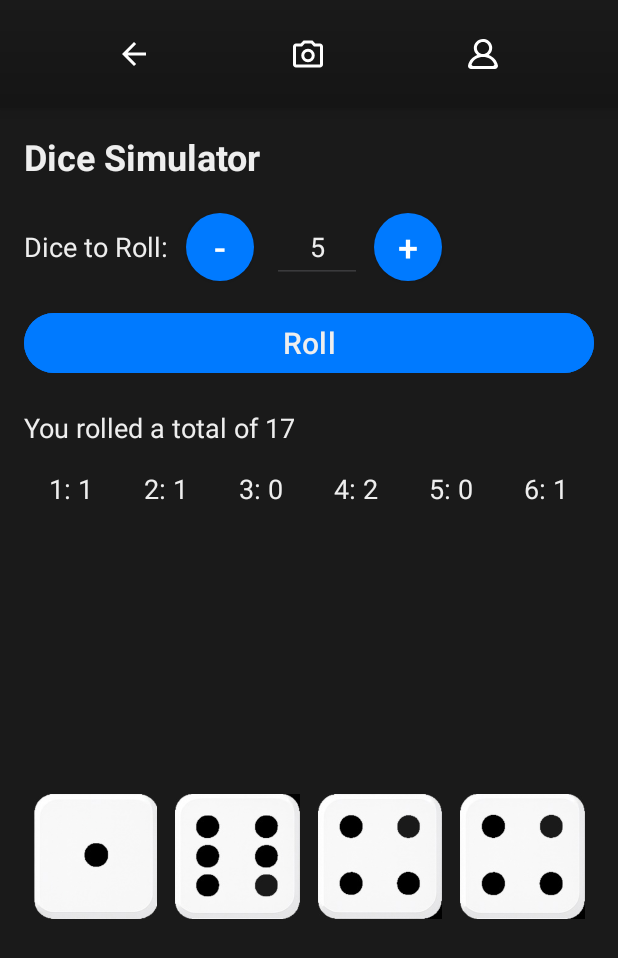
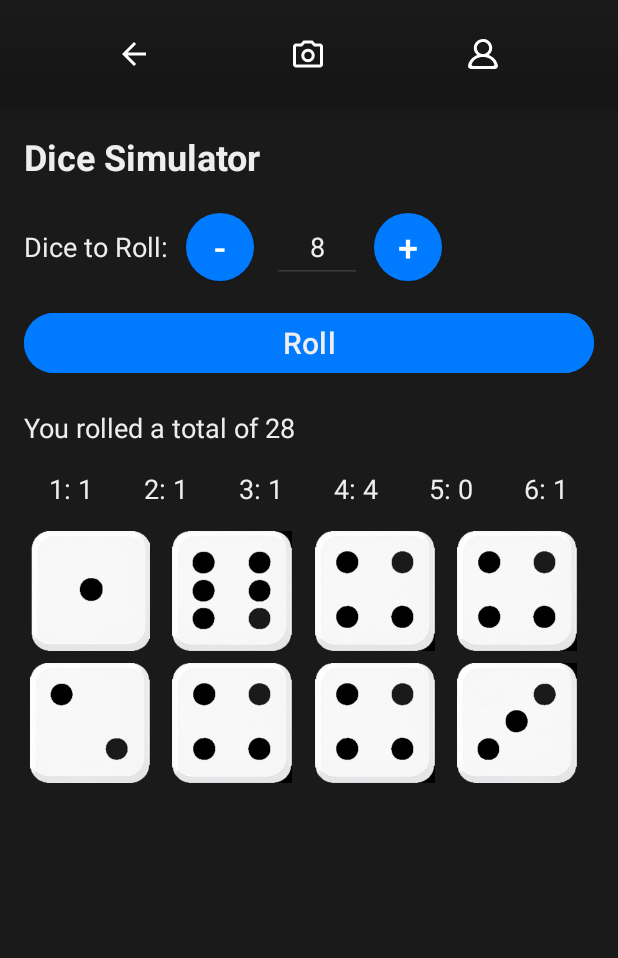
Before and after one commit to puscasp-mcmaster/DieSpy, an Android app: the DiceSimulationFragment screen opened through its navigation route, after a tap on "Roll", on a phone screen of 412 x 824 dp. Shown: the top 958 px of the screen. Run offline under Robolectric (Android 15) with nearby library versions, the light colour scheme and no system bars; our stand-ins replace Firebase (no records; nobody signed in at launch, a user with empty details on screens opened directly).

Commit message:
fixed simulation. It is in a perfect state now.

```diff
--- a/app/src/main/java/com/diespy/app/ui/dice_simulation/DiceSimulationFragment.kt
+++ b/app/src/main/java/com/diespy/app/ui/dice_simulation/DiceSimulationFragment.kt
@@ -1,15 +1,21 @@
 package com.diespy.app.ui.dice_simulation
 
+import android.annotation.SuppressLint
 import android.os.Bundle
 import android.os.Handler
 import android.os.Looper
 import android.view.LayoutInflater
 import android.view.View
 import android.view.ViewGroup
+import android.view.inputmethod.EditorInfo
 import android.widget.ImageView
+import android.widget.TextView
+import android.widget.Toast
 import androidx.fragment.app.Fragment
+import androidx.navigation.fragment.findNavController
 import androidx.recyclerview.widget.GridLayoutManager
 import com.diespy.app.R
+import com.diespy.app.ui.utils.showError
 import com.diespy.app.databinding.FragmentDiceSimulationBinding
 import com.diespy.app.managers.dice_sim.DiceSimulationManager
 
@@ -18,7 +24,7 @@ class DiceSimulationFragment : Fragment() {
     private var _binding: FragmentDiceSimulationBinding? = null
     private val binding get() = _binding!!
     private lateinit var diceAdapter: DiceSimulationManager
-    private var diceCount = 4
+    private var diceCount = 8
 
     override fun onCreateView(
         inflater: LayoutInflater, container: ViewGroup?, savedInstanceState: Bundle?
@@ -27,20 +33,13 @@ class DiceSimulationFragment : Fragment() {
         return binding.root
     }
 
+    @SuppressLint("ClickableViewAccessibility")
     override fun onViewCreated(view: View, savedInstanceState: Bundle?) {
         super.onViewCreated(view, savedInstanceState)
 
-        // Initialize RecyclerView with a GridLayoutManager (e.g., 3 columns)
         diceAdapter = DiceSimulationManager(emptyList())
         binding.diceRecyclerView.apply {
-            // Assuming you set a span count of 4 in your GridLayoutManager
-            val horizontalSpacing = resources.getDimensionPixelSize(R.dimen.dice_horizontal_spacing) // set to 4dp
-            val verticalSpacing = resources.getDimensionPixelSize(R.dimen.dice_vertical_spacing)     // set to 2dp
-
-            val spanCount = 4
-            binding.diceRecyclerView.addItemDecoration(
-                GridSpacingDecoration(spanCount, horizontalSpacing, verticalSpacing)
-            )
+            // Assuming you set a span count of 4 in your GridLayoutManage
             layoutManager = GridLayoutManager(requireContext(), 4)
             adapter = diceAdapter
         }
@@ -60,20 +59,46 @@ class DiceSimulationFragment : Fragment() {
         }
 
         binding.increaseDiceCountButton.setOnClickListener {
-            diceCount += 1
+            if (diceCount < 99) diceCount += 1
             binding.diceCountEditText.setText(diceCount.toString())
         }
 
         binding.diceCountEditText.setOnFocusChangeListener { _, hasFocus ->
             if (!hasFocus) {
                 val input = binding.diceCountEditText.text.toString().toIntOrNull()
-                if (input != null && input > 0) {
+                if (input != null && input > 0 && input < 100) {
+                    binding.countErrorMessage.visibility = View.GONE
                     diceCount = input
                 } else {
                     binding.diceCountEditText.setText(diceCount.toString())
+                    binding.countErrorMessage.showError("Number has to be between 0 and 100.")
                 }
             }
         }
+
+        binding.diceCountEditText.setOnEditorActionListener { _, actionId, _ ->
+            if (actionId == EditorInfo.IME_ACTION_DONE) {
+                binding.diceCountEditText.clearFocus()
+                hideKeyboard()
+                val input = binding.diceCountEditText.text.toString().toIntOrNull()
+                if (input != null && input > 0 && input < 100) {
+                    diceCount = input
+                } else {
+                    binding.diceCountEditText.setText(diceCount.toString())
+                    binding.countErrorMessage.showError("Number has to be between 0 and 100.")
+                }
+                true
+            } else {
+                false
+            }
+        }
+
+        binding.root.setOnTouchListener { _, _ ->
+            hideKeyboard()
+            binding.diceCountEditText.clearFocus()
+            false
+        }
+
     }
 
     /**
@@ -99,6 +124,12 @@ class DiceSimulationFragment : Fragment() {
             }
             onComplete(counts)
         }, 800)
+    }
+
+    fun hideKeyboard() {
+        val imm = requireContext().getSystemService(android.content.Context.INPUT_METHOD_SERVICE)
+                as android.view.inputmethod.InputMethodManager
+        imm.hideSoftInputFromWindow(requireActivity().currentFocus?.windowToken, 0)
     }
 
     /**
--- a/app/src/main/java/com/diespy/app/ui/dice_simulation/GridSpacingDecoration.kt
+++ /dev/null
@@ -1,26 +0,0 @@
-package com.diespy.app.ui.dice_simulation
-
-import android.graphics.Rect
-import android.view.View
-import androidx.recyclerview.widget.RecyclerView
-
-class GridSpacingDecoration(
-    private val spanCount: Int,
-    private val horizontalSpacing: Int,
-    private val verticalSpacing: Int
-) : RecyclerView.ItemDecoration() {
-    override fun getItemOffsets(
-        outRect: Rect, view: View, parent: RecyclerView, state: RecyclerView.State
-    ) {
-        val position = parent.getChildAdapterPosition(view)
-        val column = position % spanCount
-
-        // Distribute horizontal spacing evenly
-        outRect.left = horizontalSpacing / 2
-        outRect.right = horizontalSpacing / 2
-
-        // Set vertical spacing explicitly
-        outRect.top = verticalSpacing / 2
-        outRect.bottom = verticalSpacing / 2
-    }
-}
--- a/app/src/main/res/layout/fragment_dice_simulation.xml
+++ b/app/src/main/res/layout/fragment_dice_simulation.xml
@@ -18,6 +18,16 @@
             android:textStyle="bold"
             android:textColor="@color/text_white"
             android:layout_marginBottom="20dp" />
+
+        <TextView
+            android:id="@+id/countErrorMessage"
+            android:layout_width="wrap_content"
+            android:layout_height="wrap_content"
+            android:textColor="@color/red"
+            android:visibility="gone"
+            android:textSize="14sp"
+            android:layout_gravity="center"
+            android:layout_marginBottom="12dp" />
 
         <LinearLayout
             android:id="@+id/diceCountContainer"
@@ -51,12 +61,13 @@
                 android:layout_width="60dp"
                 android:layout_height="48dp"
                 android:inputType="number"
-                android:text="5"
+                android:text="8"
                 android:textColor="@color/text_white"
                 android:backgroundTint="@color/gray"
                 android:gravity="center"
                 android:textSize="18sp"
                 android:layout_marginStart="8dp"
+                android:imeOptions="actionDone"
                 android:layout_marginEnd="8dp" />
 
             <androidx.appcompat.widget.AppCompatButton
@@ -110,6 +121,7 @@
             android:layout_width="match_parent"
             android:layout_height="0dp"
             android:layout_weight="1"
+            android:layout_marginTop="12dp"
             android:layout_marginBottom="4dp"/>
     </LinearLayout>
 </FrameLayout>
--- a/app/src/main/res/layout/item_dice.xml
+++ b/app/src/main/res/layout/item_dice.xml
@@ -1,5 +1,5 @@
 <ImageView xmlns:android="http://schemas.android.com/apk/res/android"
     android:id="@+id/diceImage"
-    android:layout_width="match_parent"
-    android:layout_height="match_parent"
+    android:layout_width="80dp"
+    android:layout_height="80dp"
     android:layout_margin="4dp" />
--- a/app/src/main/res/values/dimen.xml
+++ /dev/null
@@ -1,5 +0,0 @@
-<?xml version="1.0" encoding="utf-8"?>
-<resources>
-    <dimen name="dice_horizontal_spacing">4dp</dimen>
-    <dimen name="dice_vertical_spacing">2dp</dimen>
-</resources>
```
